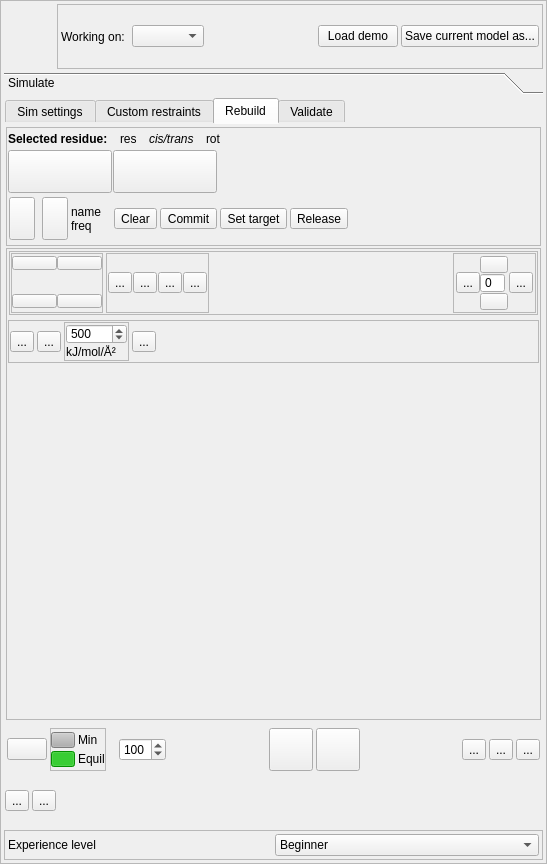
Before: the Qt Designer form isolde/src/IsoldeFrame.ui in tristanic/isolde, drawn with Qt 5.
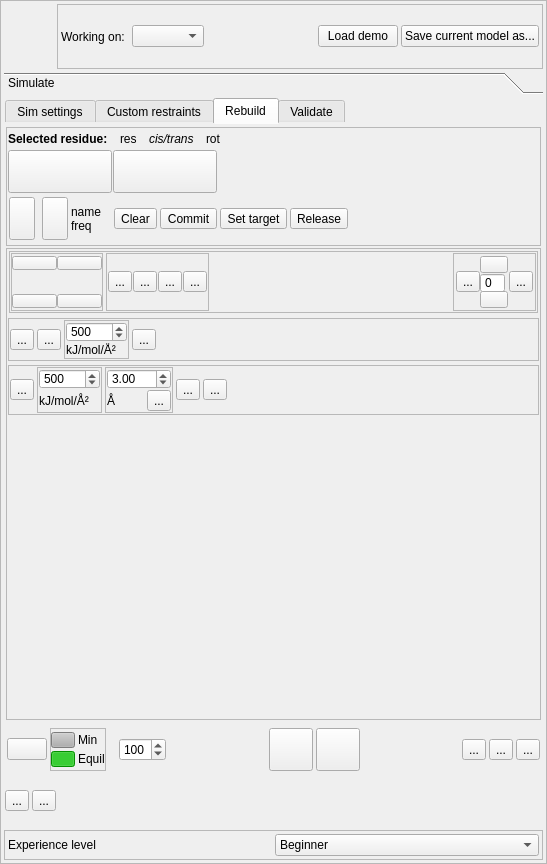
After: the same form once the commit is applied. The open tabs and pages were chosen to show the change. Icons and pictures are not drawn.

Commit message: Interactively add/remove custom distance restraints.

```diff
--- a/isolde/src/IsoldeFrame.ui
+++ b/isolde/src/IsoldeFrame.ui
@@ -1892,7 +1892,7 @@
                   <height>0</height>
                  </size>
                 </property>
-                <layout class="QVBoxLayout" name="verticalLayout_15" stretch="0,0,0">
+                <layout class="QVBoxLayout" name="verticalLayout_15" stretch="0,0,0,0">
                  <property name="spacing">
                   <number>4</number>
                  </property>
@@ -1952,6 +1952,12 @@
                         <height>0</height>
                        </size>
                       </property>
+                      <property name="maximumSize">
+                       <size>
+                        <width>16777215</width>
+                        <height>62</height>
+                       </size>
+                      </property>
                       <property name="frameShape">
                        <enum>QFrame::StyledPanel</enum>
                       </property>
@@ -2741,6 +2747,301 @@
                    </layout>
                   </widget>
                  </item>
+                 <item>
+                  <widget class="QFrame" name="frame_4">
+                   <property name="minimumSize">
+                    <size>
+                     <width>0</width>
+                     <height>0</height>
+                    </size>
+                   </property>
+                   <property name="frameShape">
+                    <enum>QFrame::StyledPanel</enum>
+                   </property>
+                   <property name="frameShadow">
+                    <enum>QFrame::Raised</enum>
+                   </property>
+                   <layout class="QHBoxLayout" name="horizontalLayout_36">
+                    <property name="spacing">
+                     <number>3</number>
+                    </property>
+                    <property name="leftMargin">
+                     <number>1</number>
+                    </property>
+                    <property name="topMargin">
+                     <number>1</number>
+                    </property>
+                    <property name="rightMargin">
+                     <number>1</number>
+                    </property>
+                    <property name="bottomMargin">
+                     <number>1</number>
+                    </property>
+                    <item>
+                     <widget class="QToolButton" name="_rebuild_dist_restraint_apply_button">
+                      <property name="toolTip">
+                       <string>Apply a distance restraint between the selected atoms</string>
+                      </property>
+                      <property name="text">
+                       <string>...</string>
+                      </property>
+                      <property name="icon">
+                       <iconset resource="resources/resources.qrc">
+                        <normaloff>:/icons/distance-restraint-icon.png</normaloff>:/icons/distance-restraint-icon.png</iconset>
+                      </property>
+                      <property name="iconSize">
+                       <size>
+                        <width>36</width>
+                        <height>36</height>
+                       </size>
+                      </property>
+                     </widget>
+                    </item>
+                    <item>
+                     <widget class="QFrame" name="frame_9">
+                      <property name="minimumSize">
+                       <size>
+                        <width>0</width>
+                        <height>0</height>
+                       </size>
+                      </property>
+                      <property name="toolTip">
+                       <string>Spring constant for the next position restraint</string>
+                      </property>
+                      <property name="frameShape">
+                       <enum>QFrame::StyledPanel</enum>
+                      </property>
+                      <property name="frameShadow">
+                       <enum>QFrame::Raised</enum>
+                      </property>
+                      <layout class="QVBoxLayout" name="verticalLayout_21">
+                       <property name="spacing">
+                        <number>1</number>
+                       </property>
+                       <property name="leftMargin">
+                        <number>1</number>
+                       </property>
+                       <property name="topMargin">
+                        <number>1</number>
+                       </property>
+                       <property name="rightMargin">
+                        <number>1</number>
+                       </property>
+                       <property name="bottomMargin">
+                        <number>1</number>
+                       </property>
+                       <item>
+                        <widget class="QDoubleSpinBox" name="_rebuild_dist_restraint_spring_constant">
+                         <property name="maximumSize">
+                          <size>
+                           <width>16777215</width>
+                           <height>20</height>
+                          </size>
+                         </property>
+                         <property name="toolTip">
+                          <string>Spring constant for the next distance restraint</string>
+                         </property>
+                         <property name="decimals">
+                          <number>0</number>
+                         </property>
+                         <property name="maximum">
+                          <double>10000.000000000000000</double>
+                         </property>
+                         <property name="singleStep">
+                          <double>10.000000000000000</double>
+                         </property>
+                         <property name="value">
+                          <double>500.000000000000000</double>
+                         </property>
+                        </widget>
+                       </item>
+                       <item>
+                        <widget class="QLabel" name="label_36">
+                         <property name="toolTip">
+                          <string>Spring constant for the next position restraint</string>
+                         </property>
+                         <property name="text">
+                          <string>kJ/mol/Å²</string>
+                         </property>
+                        </widget>
+                       </item>
+                      </layout>
+                     </widget>
+                    </item>
+                    <item>
+                     <widget class="QFrame" name="frame_11">
+                      <property name="minimumSize">
+                       <size>
+                        <width>0</width>
+                        <height>0</height>
+                       </size>
+                      </property>
+                      <property name="toolTip">
+                       <string>Spring constant for the next position restraint</string>
+                      </property>
+                      <property name="frameShape">
+                       <enum>QFrame::StyledPanel</enum>
+                      </property>
+                      <property name="frameShadow">
+                       <enum>QFrame::Raised</enum>
+                      </property>
+                      <layout class="QVBoxLayout" name="verticalLayout_22">
+                       <property name="spacing">
+                        <number>1</number>
+                       </property>
+                       <property name="leftMargin">
+                        <number>1</number>
+                       </property>
+                       <property name="topMargin">
+                        <number>1</number>
+                       </property>
+                       <property name="rightMargin">
+                        <number>1</number>
+                       </property>
+                       <property name="bottomMargin">
+                        <number>1</number>
+                       </property>
+                       <item>
+                        <widget class="QDoubleSpinBox" name="_rebuild_dist_restraint_target_distance">
+                         <property name="maximumSize">
+                          <size>
+                           <width>16777215</width>
+                           <height>20</height>
+                          </size>
+                         </property>
+                         <property name="toolTip">
+                          <string>Target distance for the next distance restraint</string>
+                         </property>
+                         <property name="decimals">
+                          <number>2</number>
+                         </property>
+                         <property name="maximum">
+                          <double>100.000000000000000</double>
+                         </property>
+                         <property name="singleStep">
+                          <double>0.050000000000000</double>
+                         </property>
+                         <property name="value">
+                          <double>3.000000000000000</double>
+                         </property>
+                        </widget>
+                       </item>
+                       <item>
+                        <widget class="QFrame" name="frame_12">
+                         <property name="frameShape">
+                          <enum>QFrame::NoFrame</enum>
+                         </property>
+                         <property name="frameShadow">
+                          <enum>QFrame::Raised</enum>
+                         </property>
+                         <layout class="QHBoxLayout" name="horizontalLayout_40">
+                          <property name="spacing">
+                           <number>2</number>
+                          </property>
+                          <property name="leftMargin">
+                           <number>0</number>
+                          </property>
+                          <property name="topMargin">
+                           <number>0</number>
+                          </property>
+                          <property name="rightMargin">
+                           <number>0</number>
+                          </property>
+                          <property name="bottomMargin">
+                           <number>0</number>
+                          </property>
+                          <item>
+                           <widget class="QLabel" name="label_37">
+                            <property name="toolTip">
+                             <string>Spring constant for the next position restraint</string>
+                            </property>
+                            <property name="text">
+                             <string>Å</string>
+                            </property>
+                           </widget>
+                          </item>
+                          <item>
+                           <widget class="QToolButton" name="_rebuild_dist_restraint_set_target_to_current_distance_button">
+                            <property name="toolTip">
+                             <string>Set to current interatomic distance</string>
+                            </property>
+                            <property name="text">
+                             <string>...</string>
+                            </property>
+                            <property name="icon">
+                             <iconset resource="resources/resources.qrc">
+                              <normaloff>:/icons/diagonal-arrows.png</normaloff>:/icons/diagonal-arrows.png</iconset>
+                            </property>
+                            <property name="iconSize">
+                             <size>
+                              <width>18</width>
+                              <height>18</height>
+                             </size>
+                            </property>
+                           </widget>
+                          </item>
+                         </layout>
+                        </widget>
+                       </item>
+                      </layout>
+                     </widget>
+                    </item>
+                    <item>
+                     <widget class="QToolButton" name="_rebuild_remove_distance_restraint_button">
+                      <property name="toolTip">
+                       <string>Remove the selected distance restraint</string>
+                      </property>
+                      <property name="text">
+                       <string>...</string>
+                      </property>
+                      <property name="icon">
+                       <iconset resource="resources/resources.qrc">
+                        <normaloff>:/icons/red-x-icon.png</normaloff>:/icons/red-x-icon.png</iconset>
+                      </property>
+                      <property name="iconSize">
+                       <size>
+                        <width>36</width>
+                        <height>36</height>
+                       </size>
+                      </property>
+                     </widget>
+                    </item>
+                    <item>
+                     <widget class="QToolButton" name="_rebuild_remove_all_distance_restraints_button">
+                      <property name="toolTip">
+                       <string>Remove all distance restraints involving selected atoms</string>
+                      </property>
+                      <property name="text">
+                       <string>...</string>
+                      </property>
+                      <property name="icon">
+                       <iconset resource="resources/resources.qrc">
+                        <normaloff>:/icons/multi-x.png</normaloff>:/icons/multi-x.png</iconset>
+                      </property>
+                      <property name="iconSize">
+                       <size>
+                        <width>36</width>
+                        <height>36</height>
+                       </size>
+                      </property>
+                     </widget>
+                    </item>
+                    <item>
+                     <spacer name="horizontalSpacer_21">
+                      <property name="orientation">
+                       <enum>Qt::Horizontal</enum>
+                      </property>
+                      <property name="sizeHint" stdset="0">
+                       <size>
+                        <width>229</width>
+                        <height>20</height>
+                       </size>
+                      </property>
+                     </spacer>
+                    </item>
+                   </layout>
+                  </widget>
+                 </item>
                  <item>
                   <spacer name="verticalSpacer_4">
                    <property name="orientation">
```
Left out of the diff: 54 changed lines with no effect on the pictures. The commit also changes 9 other files.
